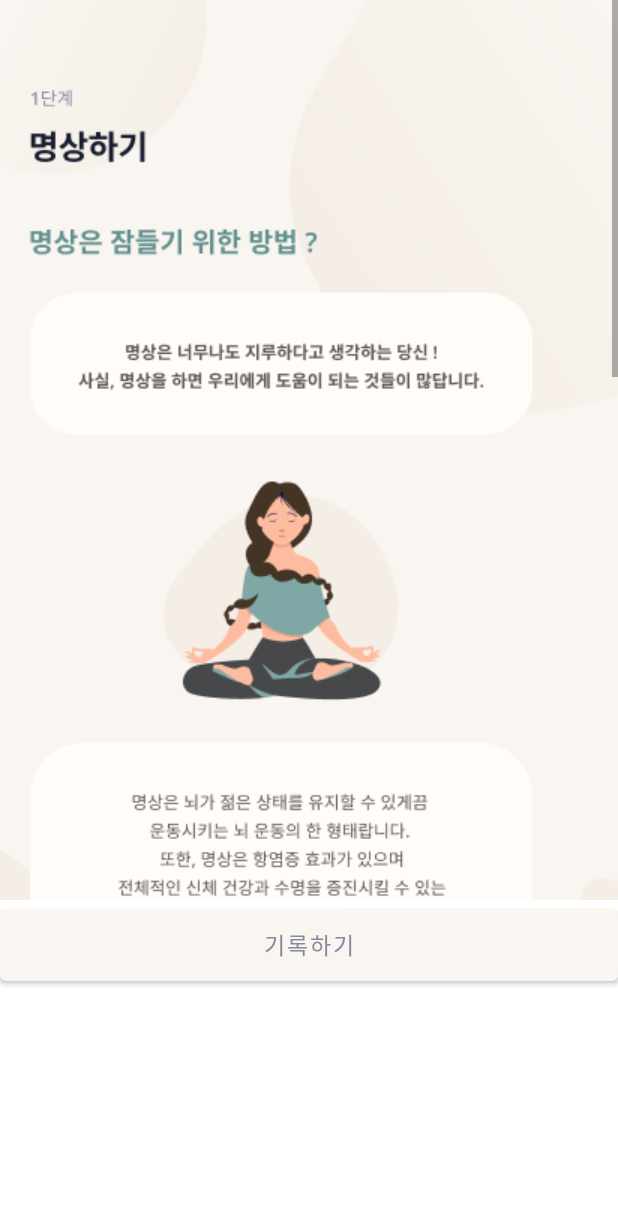
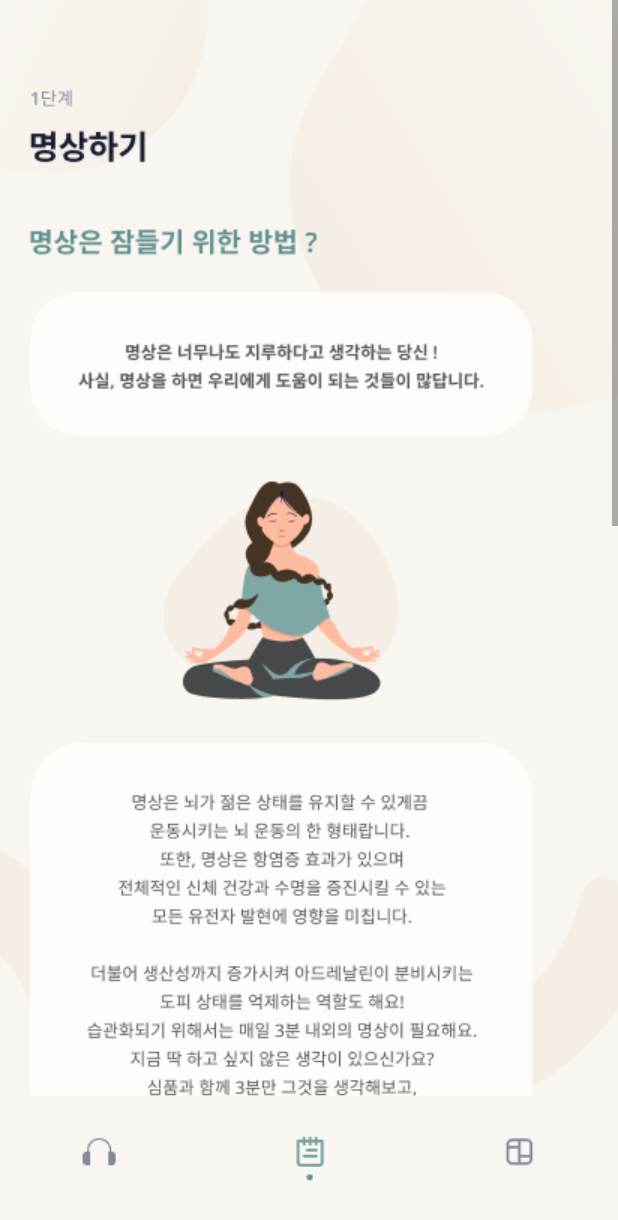
Before and after one commit to ChaeheeKang-GitHub/WUDC, an Android app: the Solution1 screen opened directly, with no data from a screen before it, on a phone screen of 412 x 824 dp. Shown: the top 1220 px of the screen. Run offline under Robolectric (Android 15) with nearby library versions, the phone set to English and light mode, and no system bars.

Commit message:
solution modify

```diff
--- a/app/src/main/java/com/example/wudc/Solution1.java
+++ b/app/src/main/java/com/example/wudc/Solution1.java
@@ -10,11 +10,14 @@ import android.view.View;
 import android.widget.ImageView;
 import android.widget.ScrollView;
 import android.widget.Button;
+import android.widget.TextView;
 
 public class Solution1 extends AppCompatActivity {
     ScrollView scrollView;
     ImageView imageView;
     BitmapDrawable bitmap;
+
+    ImageView nav_mediation, nav_record, nav_closer;
 
     @Override
     protected void onCreate(Bundle savedInstanceState) {
@@ -34,7 +37,7 @@ public class Solution1 extends AppCompatActivity {
         imageView.getLayoutParams().width = bitmapWidth;
         imageView.getLayoutParams().height = bitmapHeight;
 
-        Button button = (Button) findViewById(R.id.button);
+        TextView button = (TextView) findViewById(R.id.button);
         button.setOnClickListener(new View.OnClickListener(){
             @Override
             public void onClick(View view){
@@ -42,6 +45,33 @@ public class Solution1 extends AppCompatActivity {
                 startActivity(intent);
             }
         });
+
+        //하단 네비게이션
+        nav_mediation = (ImageView) findViewById(R.id.nav_mediation);
+        nav_record = (ImageView) findViewById(R.id.nav_record);
+        nav_closer = (ImageView) findViewById(R.id.nav_closer) ;
+
+        nav_mediation.setOnClickListener(new View.OnClickListener() {
+            @Override
+            public void onClick(View view) {
+                Intent intent = new Intent(getApplicationContext(), MediationActivity.class);
+                startActivity(intent);
+            }
+        });
+        nav_record.setOnClickListener(new View.OnClickListener() {
+            @Override
+            public void onClick(View view) {
+                Intent intent = new Intent(getApplicationContext(), RecListViewActivity.class);
+                startActivity(intent);
+            }
+        });
+        nav_closer.setOnClickListener(new View.OnClickListener() {
+            @Override
+            public void onClick(View view) {
+                Intent intent = new Intent(getApplicationContext(), CloserActivity.class);
+                startActivity(intent);
+            }
+        });
     }
 
 }
--- a/app/src/main/java/com/example/wudc/SolutionRecord.java
+++ b/app/src/main/java/com/example/wudc/SolutionRecord.java
@@ -27,9 +27,9 @@ public class SolutionRecord extends AppCompatActivity implements View.OnClickLis
                         .setMessage("저장되었습니다.")
                         .setNeutralButton("확인", new DialogInterface.OnClickListener() {
                             public void onClick(DialogInterface dlg, int sumthin) {
-                            }
-
-                            ;
+                                Intent intent = new Intent(getApplicationContext(), RecListViewActivity.class);
+                                startActivity(intent);
+                            };
                         })
                         .show(); // 팝업창 보여줌
                 break;
@@ -76,7 +76,6 @@ public class SolutionRecord extends AppCompatActivity implements View.OnClickLis
             nav_record.setOnClickListener(new View.OnClickListener() {
                 @Override
                 public void onClick(View view) {
-//                    //기록하기 액티비티와 연결해주세요
                     Intent intent = new Intent(getApplicationContext(), RecListViewActivity.class);
                     startActivity(intent);
                 }
--- a/app/src/main/res/layout/activity_solution1.xml
+++ b/app/src/main/res/layout/activity_solution1.xml
@@ -4,7 +4,8 @@
     xmlns:tools="http://schemas.android.com/tools"
     android:layout_width="match_parent"
     android:layout_height="match_parent"
-    android:orientation="vertical">
+    android:orientation="vertical"
+    android:background="@color/orange_200">
 
     <!--<HorizontalScrollView
         android:id="@+id/horScrollView"
@@ -15,8 +16,13 @@
     <ScrollView
         android:id="@+id/scrollView"
         android:layout_width="match_parent"
-        android:layout_height="600dp"
-        android:layout_centerHorizontal="true">
+        android:layout_height="match_parent"
+        android:layout_weight="1">
+
+        <LinearLayout
+            android:layout_width="match_parent"
+            android:layout_height="match_parent"
+            android:orientation="vertical">
 
             <ImageView
                 android:id="@+id/imageView"
@@ -24,20 +30,41 @@
                 android:layout_height="600dp"
                 android:layout_centerHorizontal="true" />
 
-
+            <TextView
+                android:id="@+id/button"
+                android:layout_width="121dp"
+                android:layout_height="41dp"
+                android:text="기록하기"
+                android:textSize="16dp"
+                android:textColor="@color/white"
+                android:fontFamily="@font/notosanskrbold"
+                android:background="@drawable/button_green700"
+                android:gravity="center"
+                android:layout_gravity="center_horizontal"
+                android:layout_marginTop="49dp"/>
+        </LinearLayout>
     </ScrollView>
 
-    <Button
-        android:id="@+id/button"
+    <LinearLayout
         android:layout_width="match_parent"
-        android:layout_height="60dp"
-        android:layout_centerHorizontal="true"
-        android:fontFamily="@font/notosanskrregular"
-        android:text="기록하기"
-        android:textColor="@color/gray"
-        android:textSize="15sp" />
+        android:layout_height="wrap_content"
+        android:gravity="center_horizontal">
+
+        <ImageView
+            android:id="@+id/nav_mediation"
+            android:layout_width="wrap_content"
+            android:layout_height="93dp"
+            android:src="@drawable/nav_mediation_deactive" />
+        <ImageView
+            android:id="@+id/nav_record"
+            android:layout_width="wrap_content"
+            android:layout_height="93dp"
+            android:src="@drawable/nav_record_active" />
+        <ImageView
+            android:id="@+id/nav_closer"
+            android:layout_width="wrap_content"
+            android:layout_height="93dp"
+            android:src="@drawable/nav_closer_active" />
     </LinearLayout>
 
-
-
-    <!--</HorizontalScrollView>-->
+</LinearLayout>
```
Lines whose indentation alone changed are shown as unchanged.
